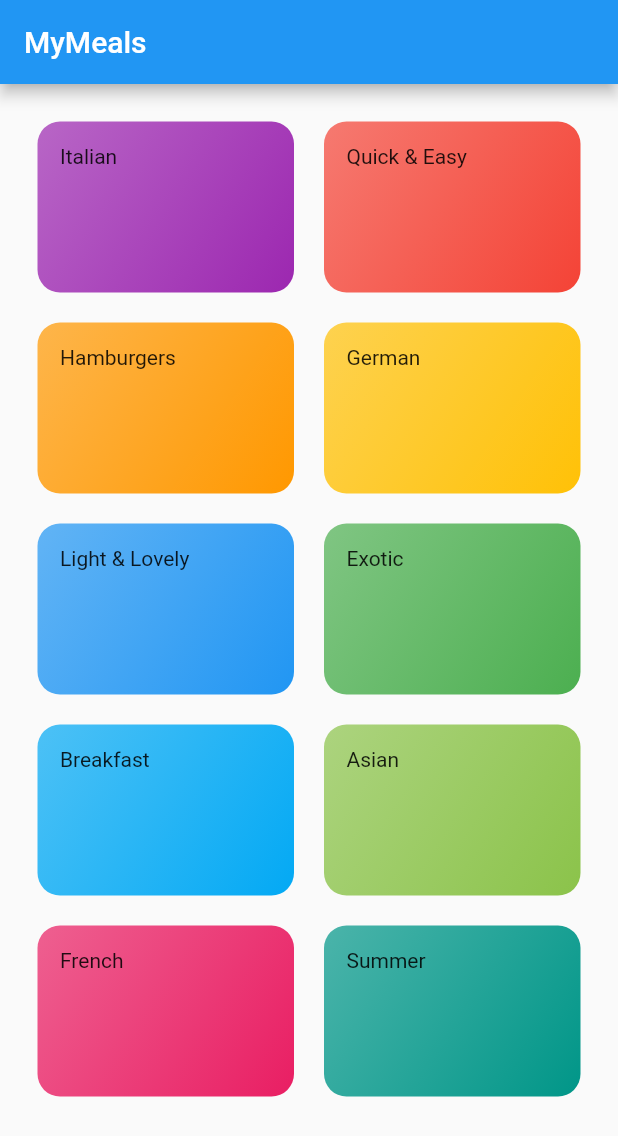
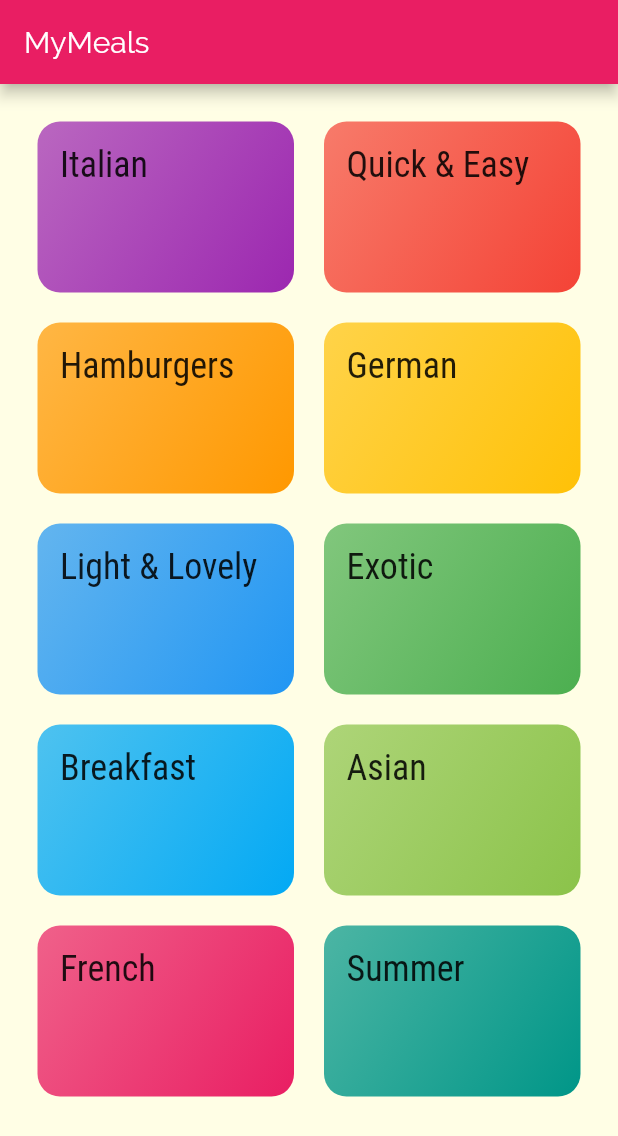
Before and after one commit to mkrosnicki/MealsApp, a Flutter app: the screen it shows after launch, on a phone screen of 412 x 824 dp. Shown: the top 1136 px of the screen. Run offline on Flutter 3.47's test engine with Material 2 defaults, Android fonts, the phone set to English and light mode, and no system bars.

Commit message:
fonts styling

```diff
--- a/lib/main.dart
+++ b/lib/main.dart
@@ -9,8 +9,22 @@ class MyApp extends StatelessWidget {
     return MaterialApp(
       title: 'DeliMeals',
       theme: ThemeData(
-        primarySwatch: Colors.blue,
-      ),
+          primarySwatch: Colors.pink,
+          accentColor: Colors.amber,
+          canvasColor: Color.fromRGBO(255, 254, 229, 1),
+          fontFamily: 'Raleway',
+          textTheme: ThemeData.light().textTheme.copyWith(
+                body1: TextStyle(
+                  color: Color.fromRGBO(20, 51, 51, 1),
+                ),
+                body2: TextStyle(
+                  color: Color.fromRGBO(20, 51, 51, 1),
+                ),
+                title: TextStyle(
+                  fontSize: 24,
+                  fontFamily: 'RobotoCondensed',
+                ),
+              )),
       home: CategoriesScreen(),
     );
   }
--- a/lib/model/category_item.dart
+++ b/lib/model/category_item.dart
@@ -10,7 +10,10 @@ class CategoryItem extends StatelessWidget {
   Widget build(BuildContext context) {
     return Container(
       padding: const EdgeInsets.all(15),
-      child: Text(title),
+      child: Text(
+        title,
+        style: Theme.of(context).textTheme.title,
+      ),
       decoration: BoxDecoration(
         gradient: LinearGradient(
           colors: [
```
